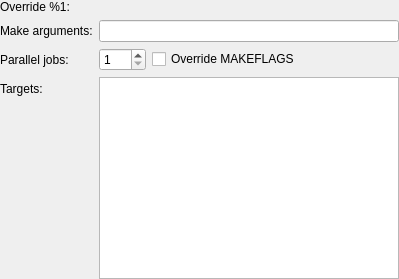
Old version of the form src/plugins/projectexplorer/makestep.ui in the repository qt-creator/qt-creator.
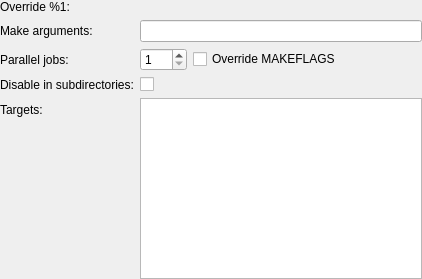
New version of the form. Custom widgets are drawn as their Qt base class.

```diff
--- a/src/plugins/projectexplorer/makestep.ui
+++ b/src/plugins/projectexplorer/makestep.ui
@@ -6,7 +6,7 @@
    <rect>
     <x>0</x>
     <y>0</y>
-    <width>399</width>
+    <width>422</width>
     <height>279</height>
    </rect>
   </property>
@@ -59,7 +59,7 @@
      </property>
     </widget>
    </item>
-   <item row="3" column="0">
+   <item row="4" column="0">
     <widget class="QLabel" name="targetsLabel">
      <property name="text">
       <string>Targets:</string>
@@ -69,7 +69,7 @@
      </property>
     </widget>
    </item>
-   <item row="3" column="1">
+   <item row="4" column="1">
     <widget class="QListWidget" name="targetsList"/>
    </item>
    <item row="2" column="1">
@@ -100,6 +100,23 @@
      </item>
     </layout>
    </item>
+   <item row="3" column="0">
+    <widget class="QLabel" name="disableInSubDirsLabel">
+     <property name="toolTip">
+      <string/>
+     </property>
+     <property name="text">
+      <string>Disable in subdirectories:</string>
+     </property>
+    </widget>
+   </item>
+   <item row="3" column="1">
+    <widget class="QCheckBox" name="disableInSubDirsCheckBox">
+     <property name="toolTip">
+      <string>Runs this step only for a top-level build.</string>
+     </property>
+    </widget>
+   </item>
   </layout>
  </widget>
  <customwidgets>
```
